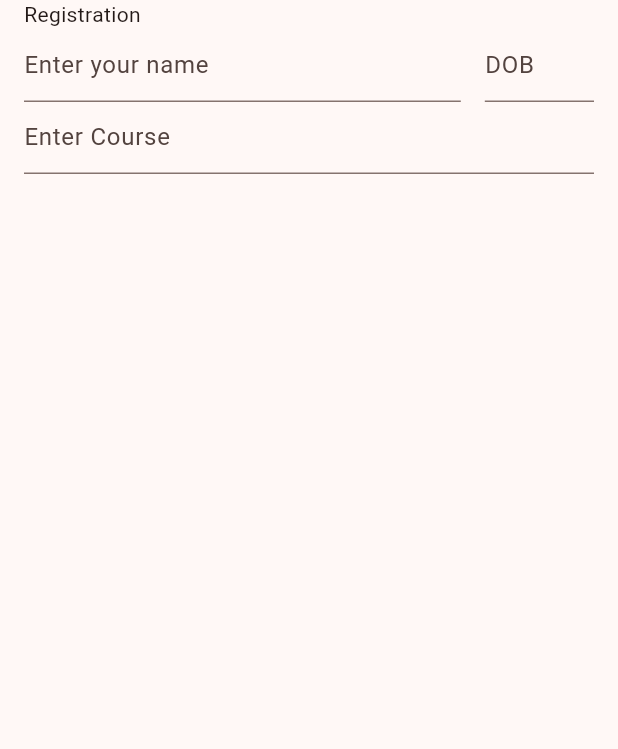
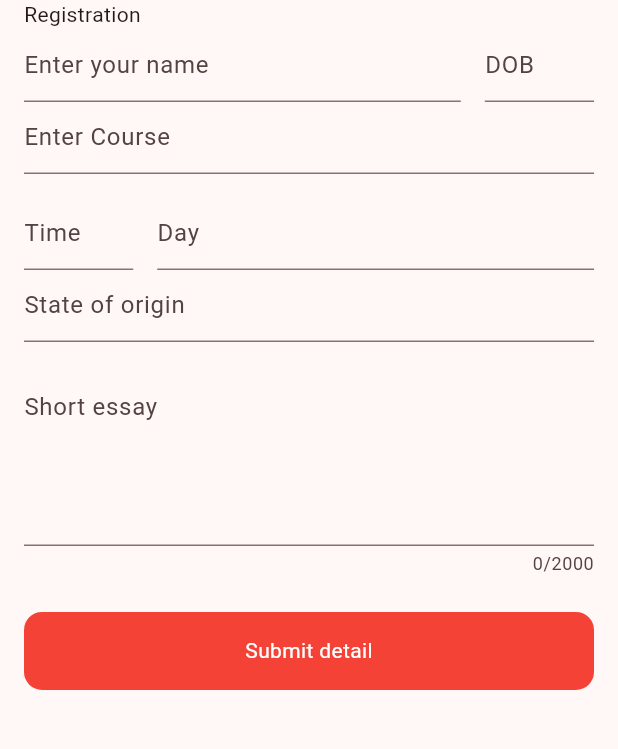
Before and after one commit to sudophils/techcity, a Flutter app: the screen it shows after launch, on a phone screen of 412 x 824 dp, the part 182-931 px from its top. Run offline on Flutter 3.47's test engine with Material 3 defaults, Android fonts, the phone set to English and light mode, and no system bars.

Commit message:
updated the last part of the form

```diff
--- a/lib/main.dart
+++ b/lib/main.dart
@@ -13,7 +13,7 @@ class MyApp extends StatelessWidget {
     return MaterialApp(
       title: "TechCity",
       theme: ThemeData(
-        colorScheme: ColorScheme.fromSeed(seedColor: Colors.deepOrange),
+        colorScheme: ColorScheme.fromSeed(seedColor: Colors.red),
         useMaterial3: true,
       ),
       home: const Home(),
--- a/lib/screen/home.dart
+++ b/lib/screen/home.dart
@@ -1,4 +1,3 @@
-
 import 'package:flutter/material.dart';
 import 'package:techcity/widgets/header.dart';
 
@@ -42,7 +41,7 @@ class Home extends StatelessWidget {
                   child: TextField(
                 onTap: () => showDatePicker(
                     context: context,
-                    firstDate: DateTime(2017, 9, 7, 17, 30),
+                    firstDate: DateTime(2017),
                     lastDate: DateTime.now()),
                 decoration: const InputDecoration(hintText: "DOB"),
               )),
@@ -50,6 +49,58 @@ class Home extends StatelessWidget {
           ),
           const TextField(
             decoration: InputDecoration(hintText: "Enter Course"),
+          ),
+          const SizedBox(
+            height: 16,
+          ),
+          Row(
+            children: [
+              Expanded(
+                  child: TextField(
+                onTap: () async => await showTimePicker(
+                    context: context, initialTime: TimeOfDay.now()),
+                decoration: const InputDecoration(hintText: "Time"),
+              )),
+              const SizedBox(
+                width: 16,
+              ),
+              const Expanded(
+                flex: 4,
+                child: TextField(
+                  decoration: InputDecoration(hintText: "Day"),
+                ),
+              ),
+            ],
+          ),
+          const TextField(
+            decoration: InputDecoration(hintText: "State of origin"),
+          ),
+          const SizedBox(
+            height: 24,
+          ),
+          const TextField(
+            maxLines: 4,
+            maxLength: 2000,
+            keyboardType: TextInputType.multiline,
+            decoration: InputDecoration(
+              hintText: "Short essay",
+            ),
+          ),
+          const SizedBox(
+            height: 24,
+          ),
+          Container(
+            padding: const EdgeInsets.all(16),
+            decoration: const BoxDecoration(
+                borderRadius: BorderRadius.all(Radius.circular(12)),
+                shape: BoxShape.rectangle,
+                color: Colors.red),
+            child: const Center(
+              child: Text(
+                "Submit detail",
+                style: TextStyle(color: Colors.white),
+              ),
+            ),
           )
         ],
       ),
```
